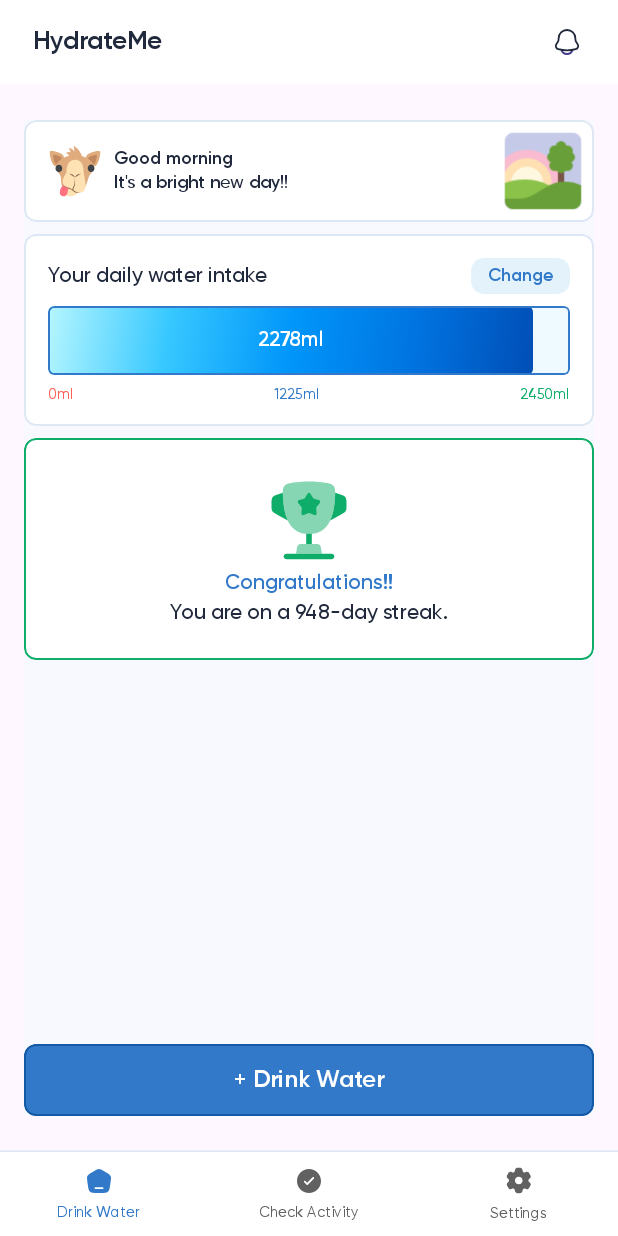
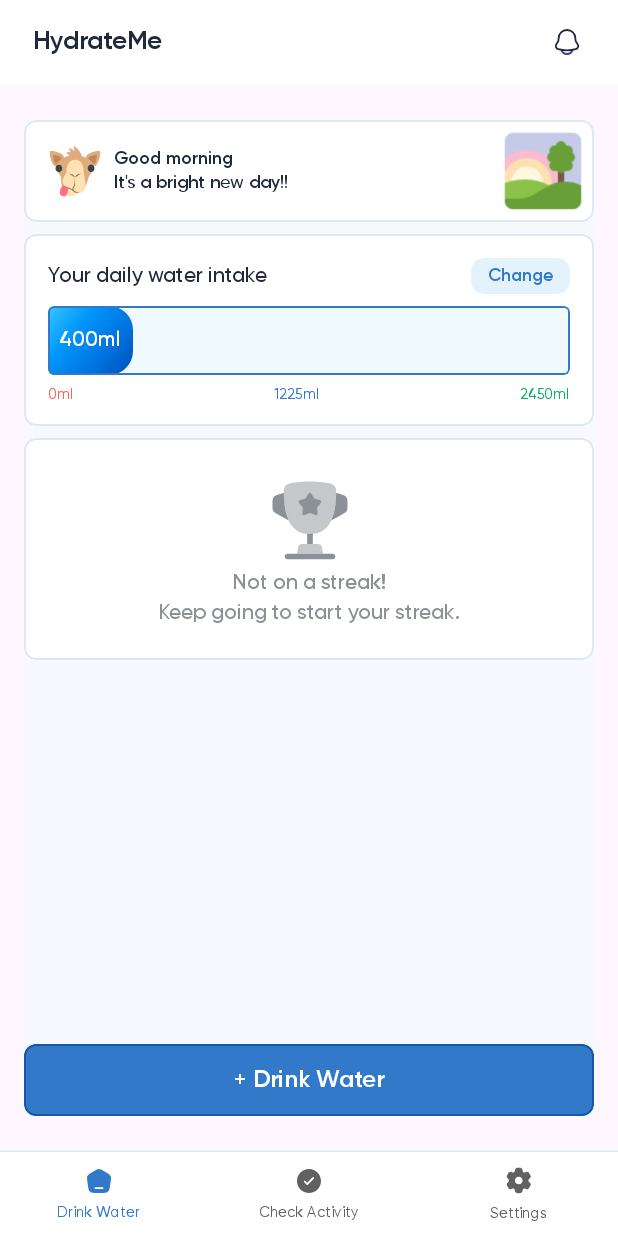
Before and after one commit to BerkeEfeKendirli/Water_Reminder, an Android app built with Jetpack Compose: the HomeNavigation screen opened through its navigation route, after a tap on "+ Drink Water", on a phone screen of 412 x 824 dp. Run offline under Robolectric (Android 15) with nearby library versions, the phone set to English and light mode, and no system bars.

Commit message:
ManageWaterViewModel - drink water fun - dailyGoal key - water key by date

```diff
--- a/app/src/main/java/com/bek/waterreminder/ui/screens/calculation/CalculationScreen.kt
+++ b/app/src/main/java/com/bek/waterreminder/ui/screens/calculation/CalculationScreen.kt
@@ -47,7 +47,7 @@ fun CalculationScreen(viewModel: CalculationViewModel, onNavigateToHome: () -> U
   var intPart by remember { mutableStateOf(70) }
   var decimalPart by remember { mutableStateOf(0) }
   val weight = intPart + decimalPart / 10f
-  val dailyWater = (weight * 35).roundToInt()
+  val dailyGoal = (weight * 35).roundToInt()
   val context = LocalContext.current
   val scope = rememberCoroutineScope()
 
@@ -62,7 +62,7 @@ fun CalculationScreen(viewModel: CalculationViewModel, onNavigateToHome: () -> U
             append("You need to drink ")
           }
           withStyle(style = SpanStyle(color = colorResource(R.color.primary_blue))) {
-            append("$dailyWater" + "mL ")
+            append("$dailyGoal" + "mL ")
           }
           withStyle(style = SpanStyle(color = colorResource(R.color.primary_black))) {
             append("water daily.")
@@ -117,7 +117,7 @@ fun CalculationScreen(viewModel: CalculationViewModel, onNavigateToHome: () -> U
           scope.launch {
             context.dataStore.edit { prefs ->
               prefs[floatPreferencesKey("user_weight")] = weight
-              prefs[intPreferencesKey("daily_water")] = dailyWater
+              prefs[intPreferencesKey("daily_goal")] = dailyGoal
               prefs[booleanPreferencesKey("has_set_weight")] = true
             }
           }
--- a/app/src/main/java/com/bek/waterreminder/ui/screens/home/managewater/ManageWaterScreen.kt
+++ b/app/src/main/java/com/bek/waterreminder/ui/screens/home/managewater/ManageWaterScreen.kt
@@ -8,17 +8,38 @@ import androidx.compose.foundation.layout.fillMaxWidth
 import androidx.compose.foundation.layout.height
 import androidx.compose.foundation.layout.padding
 import androidx.compose.runtime.Composable
+import androidx.compose.runtime.collectAsState
+import androidx.compose.runtime.getValue
+import androidx.compose.runtime.rememberCoroutineScope
 import androidx.compose.ui.Alignment
 import androidx.compose.ui.Modifier
 import androidx.compose.ui.graphics.Color
+import androidx.compose.ui.platform.LocalContext
 import androidx.compose.ui.unit.dp
+import androidx.lifecycle.viewmodel.compose.viewModel
+import com.bek.waterreminder.data.local.dataStore
 import com.bek.waterreminder.ui.components.CustomButton
 import com.bek.waterreminder.ui.screens.home.managewater.components.StreakCard
 import com.bek.waterreminder.ui.screens.home.managewater.components.TimeGreetingCard
 import com.bek.waterreminder.ui.screens.home.managewater.components.WaterIntakeCard
+import com.bek.waterreminder.viewmodel.ManageWaterViewModel
+import com.bek.waterreminder.viewmodel.ManageWaterViewModelFactory
+import kotlinx.coroutines.launch
 
 @Composable
 fun ManageWaterScreen() {
+  val context = LocalContext.current
+  val dataStore = context.dataStore
+  val viewModel: ManageWaterViewModel =
+      viewModel(
+          factory = ManageWaterViewModelFactory(dataStore),
+      )
+  val coroutineScope = rememberCoroutineScope()
+  val dailyGoal by viewModel.dailyGoalFlow.collectAsState(0)
+  val dailyWater by viewModel.dailyWaterFlow.collectAsState(0)
+  val percentage = if (dailyGoal > 0) dailyWater.toFloat() / dailyGoal.toFloat() else 0f
+  val streakCount by viewModel.streakFlow.collectAsState(0)
+
   Column(
       modifier =
           Modifier.fillMaxSize()
@@ -28,10 +49,14 @@ fun ManageWaterScreen() {
   ) {
     TimeGreetingCard()
     Spacer(modifier = Modifier.height(8.dp))
-    WaterIntakeCard(percent = 0.93f)
+    WaterIntakeCard(percent = percentage)
     Spacer(modifier = Modifier.height(8.dp))
-    StreakCard(hasStreak = true, streakCount = 948)
+    StreakCard(hasStreak = streakCount > 0, streakCount = streakCount)
     Spacer(modifier = Modifier.weight(1f))
-    CustomButton(onClick = {}, text = "+ Drink Water", modifier = Modifier.fillMaxWidth())
+    CustomButton(
+        onClick = { coroutineScope.launch { viewModel.drinkWater(amount = 200) } },
+        text = "+ Drink Water",
+        modifier = Modifier.fillMaxWidth(),
+    )
   }
 }
--- a/app/src/main/java/com/bek/waterreminder/ui/screens/home/managewater/components/WaterIntakeCard.kt
+++ b/app/src/main/java/com/bek/waterreminder/ui/screens/home/managewater/components/WaterIntakeCard.kt
@@ -26,24 +26,26 @@ import androidx.compose.ui.platform.LocalContext
 import androidx.compose.ui.res.colorResource
 import androidx.compose.ui.text.TextStyle
 import androidx.compose.ui.text.font.FontWeight
+import androidx.compose.ui.text.style.TextAlign
 import androidx.compose.ui.unit.dp
 import androidx.compose.ui.unit.sp
-import androidx.datastore.preferences.core.intPreferencesKey
+import androidx.lifecycle.viewmodel.compose.viewModel
 import com.bek.waterreminder.R
 import com.bek.waterreminder.data.local.dataStore
 import com.bek.waterreminder.ui.theme.Gilroy
-import kotlinx.coroutines.flow.Flow
-import kotlinx.coroutines.flow.map
+import com.bek.waterreminder.viewmodel.ManageWaterViewModel
+import com.bek.waterreminder.viewmodel.ManageWaterViewModelFactory
 
 @Composable
 fun WaterIntakeCard(percent: Float) {
-  val dailyWaterKey = intPreferencesKey("daily_water")
   val context = LocalContext.current
   val dataStore = context.dataStore
+  val viewModel: ManageWaterViewModel =
+      viewModel(
+          factory = ManageWaterViewModelFactory(dataStore),
+      )
 
-  val dailyWaterFlow: Flow<Int> =
-      dataStore.data.map { preferences -> preferences[dailyWaterKey] ?: 0 }
-  val dailyWater by dailyWaterFlow.collectAsState(0)
+  val dailyGoal by viewModel.dailyGoalFlow.collectAsState(0)
 
   Box(
       modifier =
@@ -87,13 +89,20 @@ fun WaterIntakeCard(percent: Float) {
             modifier =
                 Modifier.fillMaxHeight()
                     .fillMaxWidth(percent)
-                    .clip(shape = RoundedCornerShape(4.dp))
+                    .clip(
+                        shape =
+                            RoundedCornerShape(
+                                topStart = 4.dp,
+                                bottomStart = 4.dp,
+                                topEnd = if (percent >= 1f) 4.dp else 16.dp,
+                                bottomEnd = if (percent >= 1f) 4.dp else 16.dp,
+                            )
+                    )
                     .background(
                         brush =
                             Brush.linearGradient(
                                 colors =
                                     listOf(
-                                        Color(0xffb6f6ff),
                                         Color(0xff37c8ff),
                                         Color(0xff0196fa),
                                         Color(0xff0074e1),
@@ -105,13 +114,14 @@ fun WaterIntakeCard(percent: Float) {
         ) {
           if (percent > 0.1) {
             Text(
-                "${(dailyWater * percent).toInt()}ml",
+                "${(dailyGoal * percent).toInt()}ml",
                 style =
                     TextStyle(
                         fontFamily = Gilroy,
                         fontWeight = FontWeight.SemiBold,
                         fontSize = 14.sp,
                         color = Color.White,
+                        textAlign = TextAlign.Center,
                     ),
             )
           }
@@ -121,11 +131,11 @@ fun WaterIntakeCard(percent: Float) {
       Row(modifier = Modifier.fillMaxWidth(), horizontalArrangement = Arrangement.SpaceBetween) {
         Text("0ml", style = progressTextStyle.copy(color = colorResource(R.color.primary_red)))
         Text(
-            "${dailyWater/2}ml",
+            "${dailyGoal/2}ml",
             style = progressTextStyle.copy(color = colorResource(R.color.primary_blue)),
         )
         Text(
-            "${dailyWater}ml",
+            "${dailyGoal}ml",
             style = progressTextStyle.copy(color = colorResource(R.color.primary_green)),
         )
       }
--- /dev/null
+++ b/app/src/main/java/com/bek/waterreminder/viewmodel/ManageWaterViewModel.kt
@@ -0,0 +1,77 @@
+package com.bek.waterreminder.viewmodel
+
+import androidx.datastore.core.DataStore
+import androidx.datastore.preferences.core.Preferences
+import androidx.datastore.preferences.core.edit
+import androidx.datastore.preferences.core.intPreferencesKey
+import androidx.lifecycle.ViewModel
+import kotlinx.coroutines.flow.Flow
+import kotlinx.coroutines.flow.first
+import kotlinx.coroutines.flow.map
+import java.time.LocalDate
+
+class ManageWaterViewModel(private val _dataStore: DataStore<Preferences>) : ViewModel() {
+  private val _dailyGoalKey = intPreferencesKey("daily_goal")
+  private val _streakKey = intPreferencesKey("streak_count")
+  private val _lastCompletedDateKey = intPreferencesKey("last_completed_date")
+
+  val dailyWaterFlow: Flow<Int> =
+      _dataStore.data.map { preferences ->
+        val todayKey = getWaterKeyForToday()
+        preferences[todayKey] ?: 0
+      }
+
+  val dailyGoalFlow: Flow<Int> =
+      _dataStore.data.map { preferences -> preferences[_dailyGoalKey] ?: 2000 }
+
+  val streakFlow: Flow<Int> = _dataStore.data.map { preferences -> preferences[_streakKey] ?: 0 }
+  val lastCompletedDateFlow: Flow<Int> =
+      _dataStore.data.map { preferences -> preferences[_lastCompletedDateKey] ?: 0 }
+
+  suspend fun updateDailyGoal(newGoal: Int) {
+    _dataStore.edit { preferences -> preferences[_dailyGoalKey] = newGoal }
+  }
+
+  suspend fun updateStreak(newStreak: Int) {
+    _dataStore.edit { preferences -> preferences[_streakKey] = newStreak }
+  }
+
+  suspend fun updateLastCompletedDate(newDate: Int) {
+    _dataStore.edit { preferences -> preferences[_lastCompletedDateKey] = newDate }
+  }
+
+  fun getWaterKeyForToday(): Preferences.Key<Int> {
+    val today = getTodayAsInt()
+    return intPreferencesKey("water_$today")
+  }
+
+  suspend fun drinkWater(amount: Int) {
+    val waterKey = getWaterKeyForToday()
+    val currentWater = _dataStore.data.first()[waterKey] ?: 0
+    val dailyGoal = _dataStore.data.first()[_dailyGoalKey] ?: 2000
+    val newWater = currentWater + amount
+    _dataStore.edit { preferences -> preferences[waterKey] = newWater }
+
+    val todayDateInt = getTodayAsInt()
+    val lastDate = _dataStore.data.first()[_lastCompletedDateKey] ?: 0
+    val streak = _dataStore.data.first()[_streakKey] ?: 0
+    if (newWater >= dailyGoal && lastDate != todayDateInt) {
+      updateStreak(streak + 1)
+      updateLastCompletedDate(todayDateInt)
+    }
+  }
+
+  suspend fun getAllDailyWaterData(): Map<Int, Int> {
+    val prefs = _dataStore.data.first()
+    return prefs
+        .asMap()
+        .filterKeys { it.name.startsWith("water_") }
+        .mapKeys { it.key.name.removePrefix("water_").toInt() }
+        .mapValues { it.value as Int }
+  }
+
+  fun getTodayAsInt(): Int {
+    val today = LocalDate.now()
+    return today.year * 10000 + today.monthValue * 100 + today.dayOfMonth
+  }
+}
--- /dev/null
+++ b/app/src/main/java/com/bek/waterreminder/viewmodel/ManageWaterViewModelFactory.kt
@@ -0,0 +1,16 @@
+package com.bek.waterreminder.viewmodel
+
+import androidx.datastore.core.DataStore
+import androidx.datastore.preferences.core.Preferences
+import androidx.lifecycle.ViewModel
+import androidx.lifecycle.ViewModelProvider
+
+class ManageWaterViewModelFactory(private val dataStore: DataStore<Preferences>) :
+    ViewModelProvider.Factory {
+  override fun <T : ViewModel> create(modelClass: Class<T>): T {
+    if (modelClass.isAssignableFrom(ManageWaterViewModel::class.java)) {
+      return ManageWaterViewModel(dataStore) as T
+    }
+    throw IllegalArgumentException("Unknown ViewModel class")
+  }
+}
```
